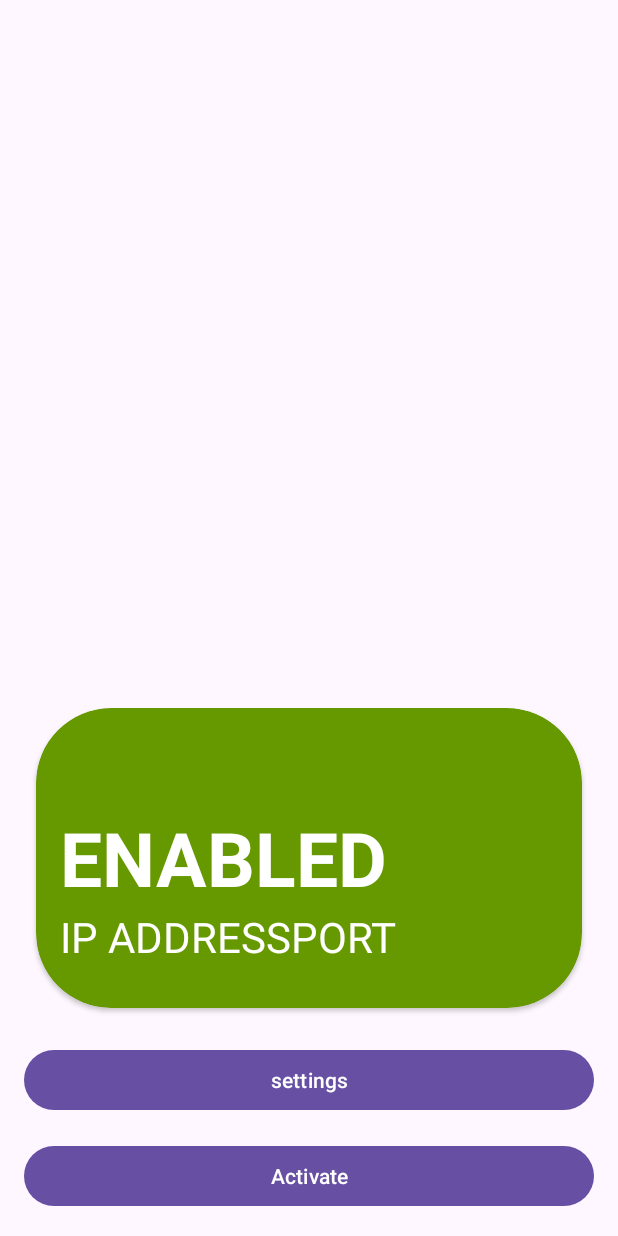
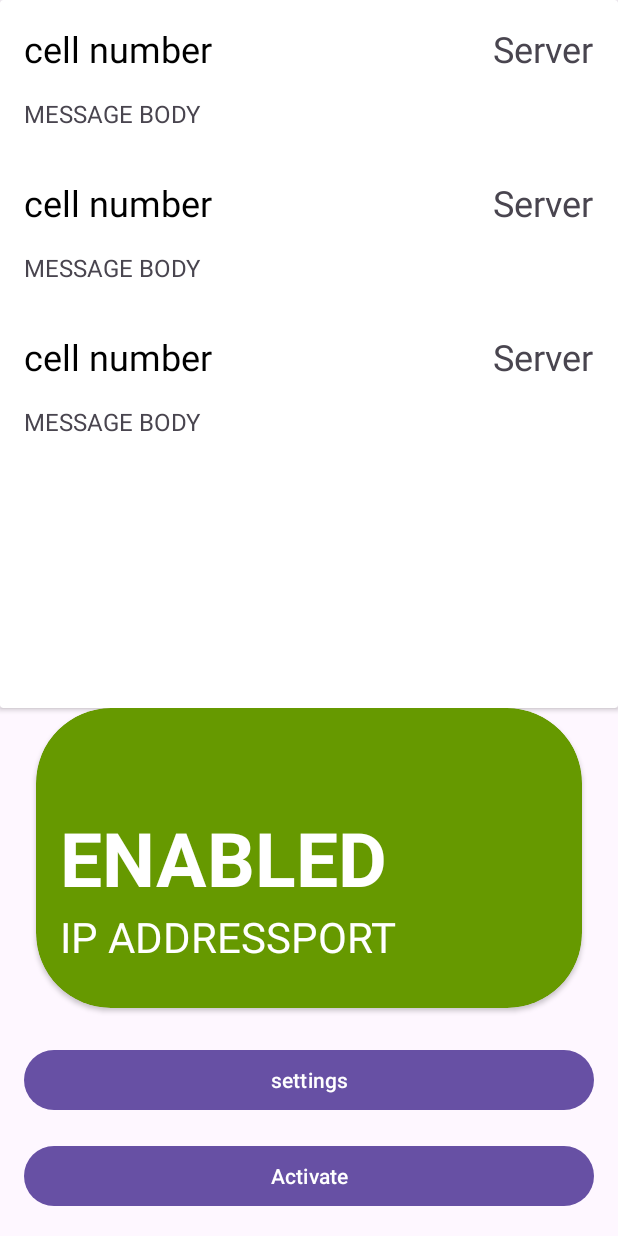
Before and after one commit to PavkaBrika/sms_modem, an Android app: the layout activity_main.xml on its own in the app's theme, with its tools: preview values and no code run, on a phone screen of 412 x 824 dp. Run offline under Robolectric (Android 15) with nearby library versions, the phone set to English and light mode, and no system bars.

Commit message:
fixed bug when phone sent messages not saved

```diff
--- a/app/src/main/res/layout/activity_main.xml
+++ b/app/src/main/res/layout/activity_main.xml
@@ -8,7 +8,8 @@
 
     <androidx.cardview.widget.CardView
         android:layout_width="match_parent"
-        android:layout_height="wrap_content"
+        android:layout_height="0dp"
+        app:layout_constraintBottom_toTopOf="@+id/stateCardView"
         app:layout_constraintEnd_toEndOf="parent"
         app:layout_constraintStart_toStartOf="parent"
         app:layout_constraintTop_toTopOf="parent">
@@ -16,8 +17,9 @@
         <androidx.recyclerview.widget.RecyclerView
             android:id="@+id/messagesRecyclerView"
             android:layout_width="match_parent"
-            android:layout_height="wrap_content"
-            app:layoutManager="androidx.recyclerview.widget.LinearLayoutManager"/>
+            android:layout_height="match_parent"
+            tools:listitem="@layout/item_message"
+            app:layoutManager="androidx.recyclerview.widget.LinearLayoutManager" />
 
 
     </androidx.cardview.widget.CardView>
--- a/data/src/main/java/com/breakneck/data/database/MessageDatabase.kt
+++ b/data/src/main/java/com/breakneck/data/database/MessageDatabase.kt
@@ -1,6 +1,7 @@
 package com.breakneck.data.database
 
 import android.content.Context
+import android.util.Log
 import androidx.room.Room
 import com.breakneck.data.entity.MessageData
 import com.breakneck.data.storage.DatabaseStorage
@@ -13,6 +14,7 @@ class MessageDatabase(private val context: Context): DatabaseStorage {
 
     override fun saveSentMessage(message: MessageData) {
         db.messageDao().insertMessage(message = message)
+        Log.e("TAG", "message saved")
     }
 
     override fun getLastSentMessage(): MessageData {
--- a/data/src/main/java/com/breakneck/data/entity/MessageData.kt
+++ b/data/src/main/java/com/breakneck/data/entity/MessageData.kt
@@ -11,6 +11,12 @@ data class MessageData(
     val text: String,
     val sender: SenderData?
 ) {
+//    constructor(cellNumber: String, text: String, sender: SenderData?) : this(
+//        id = null,
+//        cellNumber = cellNumber,
+//        text = text,
+//        sender = sender
+//    )
     constructor(cellNumber: String, text: String) : this(
         id = null,
         cellNumber = cellNumber,
--- a/data/src/main/java/com/breakneck/data/repository/MessageRepositoryImplementation.kt
+++ b/data/src/main/java/com/breakneck/data/repository/MessageRepositoryImplementation.kt
@@ -32,7 +32,7 @@ class MessageRepositoryImplementation(
                     Sender.Server -> SenderData.Server
                     null -> null
                 },
-                id = 0
+                id = null
             )
         )
     }
```
